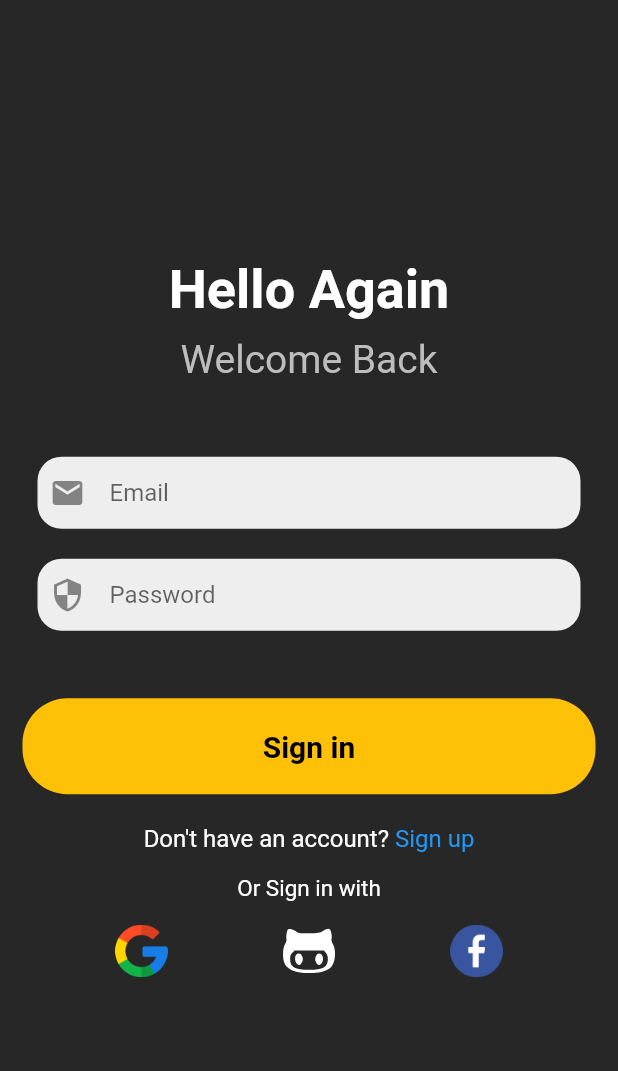
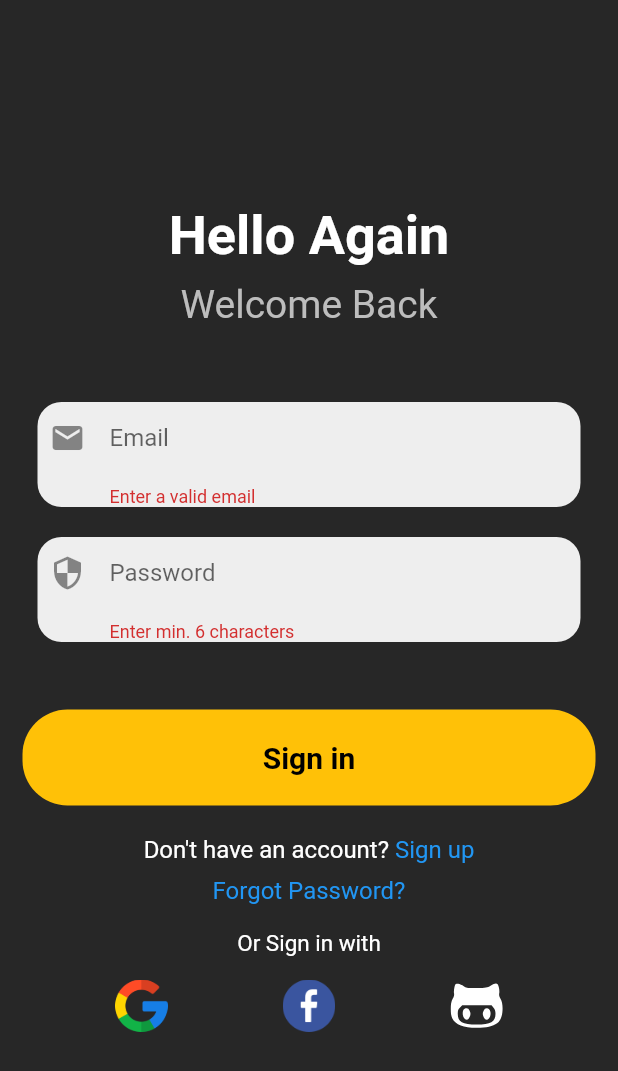
Before and after one commit to Anastasia9595/notizbuch, a Flutter app: the screen it shows after launch, after a tap on "Sign in", on a phone screen of 412 x 824 dp. Shown: the top 1071 px of the screen. Run offline on Flutter 3.47's test engine with Material 2 defaults, Android fonts, the phone set to English and light mode, and no system bars; our stand-ins replace bloc, cloud_firestore, email_validator, equatable, firebase_auth, firebase_core and 6 more; missing offline and left inert: dart:ffi, flutter_quill; accounts and stored records are empty.

```diff
--- a/lib/presentation/components/textfield.dart
+++ b/lib/presentation/components/textfield.dart
@@ -1,16 +1,21 @@
 import 'package:flutter/material.dart';
 
 class TextfieldComponent extends StatelessWidget {
-  const TextfieldComponent(
-      {super.key,
-      required this.hintext,
-      required this.obscureText,
-      required this.icon,
-      required this.textEditingController});
+  const TextfieldComponent({
+    super.key,
+    required this.autovalidateMode,
+    required this.hintext,
+    required this.obscureText,
+    required this.icon,
+    required this.textEditingController,
+    required this.validator,
+  });
   final String hintext;
+  final AutovalidateMode autovalidateMode;
   final bool obscureText;
   final Icon icon;
   final TextEditingController textEditingController;
+  final String? Function(String?)? validator;
 
   @override
   Widget build(BuildContext context) {
@@ -23,8 +28,10 @@ class TextfieldComponent extends StatelessWidget {
         ),
         child: Padding(
           padding: const EdgeInsets.only(left: 8),
-          child: TextField(
+          child: TextFormField(
+            validator: validator,
             controller: textEditingController,
+            autovalidateMode: autovalidateMode,
             obscureText: obscureText,
             decoration: InputDecoration(border: InputBorder.none, hintText: hintext, icon: icon),
           ),
--- a/lib/presentation/components/utils.dart
+++ b/lib/presentation/components/utils.dart
@@ -1,3 +1,4 @@
+import 'package:email_validator/email_validator.dart';
 import 'package:flutter/material.dart';
 
 class Utils {
@@ -15,4 +16,25 @@ class Utils {
       ..removeCurrentSnackBar()
       ..showSnackBar(snackBar);
   }
+
+  static validateName(String? value) {
+    if (value == null || value.isEmpty) {
+      return 'Please enter your name';
+    }
+    return null;
+  }
+
+  static validateEmail(String? value) {
+    if (value == null || value.isEmpty || !EmailValidator.validate(value)) {
+      return 'Please enter your email';
+    }
+    return null;
+  }
+
+  static validatePassword(String? value) {
+    if (value == null || value.isEmpty || value.length < 6) {
+      return 'Please enter your password';
+    }
+    return null;
+  }
 }
--- a/lib/presentation/view/pages/authentication.dart
+++ b/lib/presentation/view/pages/authentication.dart
@@ -1,4 +1,5 @@
 import 'package:flutter/material.dart';
+import 'package:notizapp/presentation/view/pages/forgotpassword_page.dart';
 import 'package:notizapp/presentation/view/pages/registration_widget.dart';
 
 import 'login_widget.dart';
@@ -12,14 +13,18 @@ class Authentication extends StatefulWidget {
 
 class _AuthenticationState extends State<Authentication> {
   bool isLogin = true;
+  bool forgotPassword = false;
   @override
-  Widget build(BuildContext context) => isLogin
-      ? LoginWidget(
-          onClickedSignUp: toggle,
-        )
-      : RegistrationPage(
-          onClickedSignUp: toggle,
-        );
+  Widget build(BuildContext context) {
+    if (forgotPassword) {
+      return ResetPasswordPage(onClickedSignIn: toggleForgotPassword);
+    } else {
+      return isLogin
+          ? LoginWidget(onClickedSignUp: toggle, onClickedForgotPassword: toggleForgotPassword)
+          : RegistrationWidget(onClickedSignUp: toggle);
+    }
+  }
 
   void toggle() => setState(() => isLogin = !isLogin);
+  void toggleForgotPassword() => setState(() => forgotPassword = !forgotPassword);
 }
--- a/lib/presentation/view/pages/login_widget.dart
+++ b/lib/presentation/view/pages/login_widget.dart
@@ -9,13 +9,15 @@ import 'package:notizapp/main.dart';
 
 import '../../components/sign_button.dart';
 import '../../components/textfield.dart';
+import '../../components/utils.dart';
 
 class LoginWidget extends StatelessWidget {
-  LoginWidget({super.key, required this.onClickedSignUp});
+  LoginWidget({super.key, required this.onClickedSignUp, required this.onClickedForgotPassword});
   final formKey = GlobalKey<FormState>();
   final _emailTextController = TextEditingController();
   final _passwordTextController = TextEditingController();
   final VoidCallback onClickedSignUp;
+  final VoidCallback onClickedForgotPassword;
   bool isValid = false;
 
   Future signIn(BuildContext context) async {
@@ -74,6 +76,8 @@ class LoginWidget extends StatelessWidget {
                 ),
                 // email textfield
                 TextfieldComponent(
+                  validator: (email) => email != null && !EmailValidator.validate(email) ? 'Enter a valid email' : null,
+                  autovalidateMode: isValid ? AutovalidateMode.onUserInteraction : AutovalidateMode.disabled,
                   textEditingController: _emailTextController,
                   hintext: 'Email',
                   obscureText: false,
@@ -85,6 +89,8 @@ class LoginWidget extends StatelessWidget {
 
                 // password textfield
                 TextfieldComponent(
+                  validator: (password) => password != null && password.length < 6 ? 'Enter min. 6 characters' : null,
+                  autovalidateMode: isValid ? AutovalidateMode.onUserInteraction : AutovalidateMode.disabled,
                   textEditingController: _passwordTextController,
                   hintext: 'Password',
                   obscureText: true,
@@ -110,6 +116,7 @@ class LoginWidget extends StatelessWidget {
                 ),
 
                 RichText(
+                  textAlign: TextAlign.center,
                   text: TextSpan(
                     children: [
                       const TextSpan(
@@ -121,13 +128,25 @@ class LoginWidget extends StatelessWidget {
                       ),
                       TextSpan(
                         text: 'Sign up',
-                        style: TextStyle(
+                        style: const TextStyle(
                           color: Colors.blue,
                           fontSize: 16,
                         ),
                         recognizer: TapGestureRecognizer()
                           ..onTap = () {
                             onClickedSignUp();
+                          },
+                      ),
+                      TextSpan(
+                        text: '\nForgot Password?',
+                        style: const TextStyle(
+                          color: Colors.blue,
+                          height: 1.8,
+                          fontSize: 16,
+                        ),
+                        recognizer: TapGestureRecognizer()
+                          ..onTap = () {
+                            onClickedForgotPassword();
                           },
                       ),
                     ],
@@ -165,13 +184,6 @@ class LoginWidget extends StatelessWidget {
                       child: Container(
                         height: 35,
                         width: 35,
-                        child: SvgPicture.asset('assets/github.svg'),
-                      ),
-                    ),
-                    InkWell(
-                      child: Container(
-                        height: 35,
-                        width: 35,
                         decoration: const BoxDecoration(
                           image: DecorationImage(
                             image: AssetImage('assets/facebook.png'),
@@ -179,7 +191,14 @@ class LoginWidget extends StatelessWidget {
                           ),
                         ),
                       ),
-                    )
+                    ),
+                    InkWell(
+                      child: Container(
+                        height: 35,
+                        width: 35,
+                        child: SvgPicture.asset('assets/github.svg'),
+                      ),
+                    ),
                   ],
                 )
               ],
--- a/lib/presentation/view/pages/registration_widget.dart
+++ b/lib/presentation/view/pages/registration_widget.dart
@@ -1,6 +1,7 @@
 import 'dart:developer';
 
 import 'package:cloud_firestore/cloud_firestore.dart';
+import 'package:email_validator/email_validator.dart';
 
 import 'package:firebase_auth/firebase_auth.dart';
 import 'package:flutter/gestures.dart';
@@ -16,8 +17,8 @@ import '../../../business_logic/cubits/theme_cubit/theme_cubit.dart';
 import '../../../business_logic/helpers/constants.dart';
 import '../../../main.dart';
 
-class RegistrationPage extends StatelessWidget {
-  RegistrationPage({super.key, required this.onClickedSignUp});
+class RegistrationWidget extends StatelessWidget {
+  RegistrationWidget({super.key, required this.onClickedSignUp});
 
   final formKey = GlobalKey<FormState>();
   final _nameTextController = TextEditingController();
@@ -103,6 +104,8 @@ class RegistrationPage extends StatelessWidget {
                     height: 50,
                   ),
                   TextfieldComponent(
+                    autovalidateMode: isValid ? AutovalidateMode.onUserInteraction : AutovalidateMode.disabled,
+                    validator: (name) => name != null && name.length < 3 ? 'Enter a valid name' : null,
                     textEditingController: _nameTextController,
                     hintext: 'Name',
                     obscureText: false,
@@ -113,6 +116,9 @@ class RegistrationPage extends StatelessWidget {
                   ),
                   // email textfield
                   TextfieldComponent(
+                    autovalidateMode: isValid ? AutovalidateMode.onUserInteraction : AutovalidateMode.disabled,
+                    validator: (email) =>
+                        email != null && !EmailValidator.validate(email) ? 'Enter a valid email' : null,
                     textEditingController: _emailTextController,
                     hintext: 'Email',
                     obscureText: false,
@@ -124,6 +130,8 @@ class RegistrationPage extends StatelessWidget {
 
                   // password textfield
                   TextfieldComponent(
+                    autovalidateMode: isValid ? AutovalidateMode.onUserInteraction : AutovalidateMode.disabled,
+                    validator: (password) => password != null && password.length < 6 ? 'Enter min. 6 characters' : null,
                     textEditingController: _passwordTextController,
                     hintext: 'Password',
                     obscureText: true,
```
Also changed, not shown: lib/presentation/view/pages/forgotpassword_page.dart (+7 -10 lines), lib/presentation/view/pages/registration.dart (deleted, +0 -204 lines).
